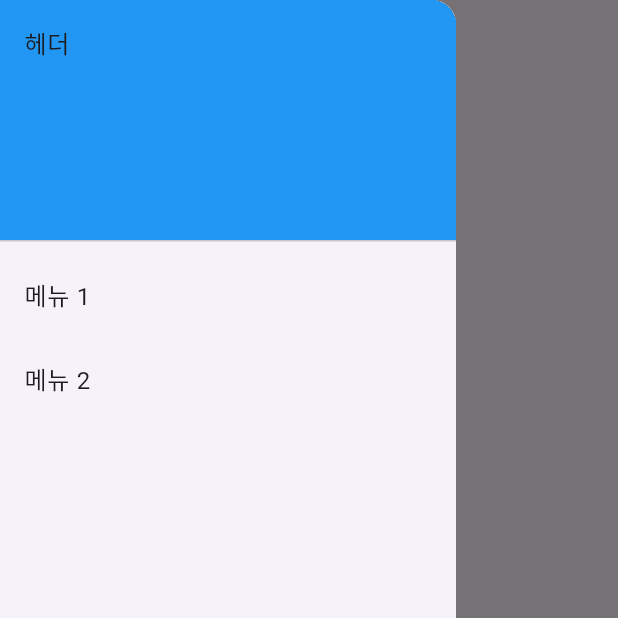
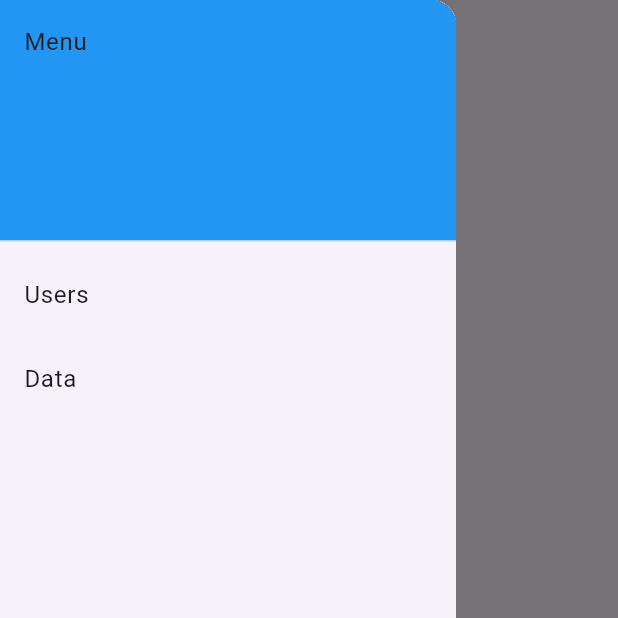
Before and after one commit to SuyeongOh/vitalsync_web, a Flutter app: the screen it shows after launch, with the side drawer open, on a phone screen of 412 x 824 dp, the top half of it. Run offline on Flutter 3.47's test engine with Material 3 defaults, Android fonts, the phone set to English and light mode, and no system bars; our stand-ins replace equatable, flutter_bloc, package_info_plus.

Commit message:
implement app menu, change body content function

```diff
--- a/vitalsync_dashboard/lib/ui/page_home.dart
+++ b/vitalsync_dashboard/lib/ui/page_home.dart
@@ -1,34 +1,44 @@
 import 'package:flutter/material.dart';
+import 'package:vitalsync_dashboard/ui/page_main.dart';
 
-class HomePage extends StatelessWidget {
+class HomePage extends StatefulWidget {
+  @override
+  _HomePageState createState() => _HomePageState();
+}
+
+class _HomePageState extends State<HomePage> {
+  MainPage body = MainPage();
+
+
   @override
   Widget build(BuildContext context) {
+    MainPageState bodyState = body.getState();
     return Scaffold(
       appBar: AppBar(
         title: Text('Vital Sync Dashboard'),
       ),
-      body: Center(
-        child: Text('메인 콘텐츠'),
-      ),
+      body: body,
       drawer: Drawer(
         child: ListView(
           children: <Widget>[
             DrawerHeader(
-              child: Text('헤더'),
+              child: Text('Menu'),
               decoration: BoxDecoration(
                 color: Colors.blue,
               ),
             ),
             ListTile(
-              title: Text('메뉴 1'),
+              title: Text('Users'),
               onTap: () {
-                Navigator.pop(context); // 사이드바 닫기
+                Navigator.pop(context);
+                bodyState.selectPage(0);
               },
             ),
             ListTile(
-              title: Text('메뉴 2'),
+              title: Text('Data'),
               onTap: () {
-                Navigator.pop(context); // 사이드바 닫기
+                Navigator.pop(context);
+                bodyState.selectPage(1);
               },
             ),
           ],
--- /dev/null
+++ b/vitalsync_dashboard/lib/ui/page_main.dart
@@ -0,0 +1,43 @@
+import 'package:flutter/material.dart';
+
+class MainPage extends StatefulWidget {
+  late MainPageState _state;
+  bool isInitialize = false;
+
+  @override
+  MainPageState createState() {
+    _state = MainPageState();
+    isInitialize = true;
+    return _state;
+  }
+
+  MainPageState getState() {
+    if(!isInitialize){
+      createState();
+
+    }
+    return _state;
+  }
+}
+
+class MainPageState extends State<MainPage> {
+  int _selectedPageIndex = 0;
+
+  // 각 페이지에 대한 위젯 리스트
+  final List<Widget> _pages = [
+    Center(child: Text('User Page')),
+    Center(child: Text('Chart Page')),
+    Center(child: Text('Settings Page')),
+  ];
+
+  void selectPage(int index) {
+    setState(() {
+      _selectedPageIndex = index;
+    });
+  }
+
+  @override
+  Widget build(BuildContext context) {
+    return _pages[_selectedPageIndex];
+  }
+}
```
Also changed, not shown: 1 other file.
